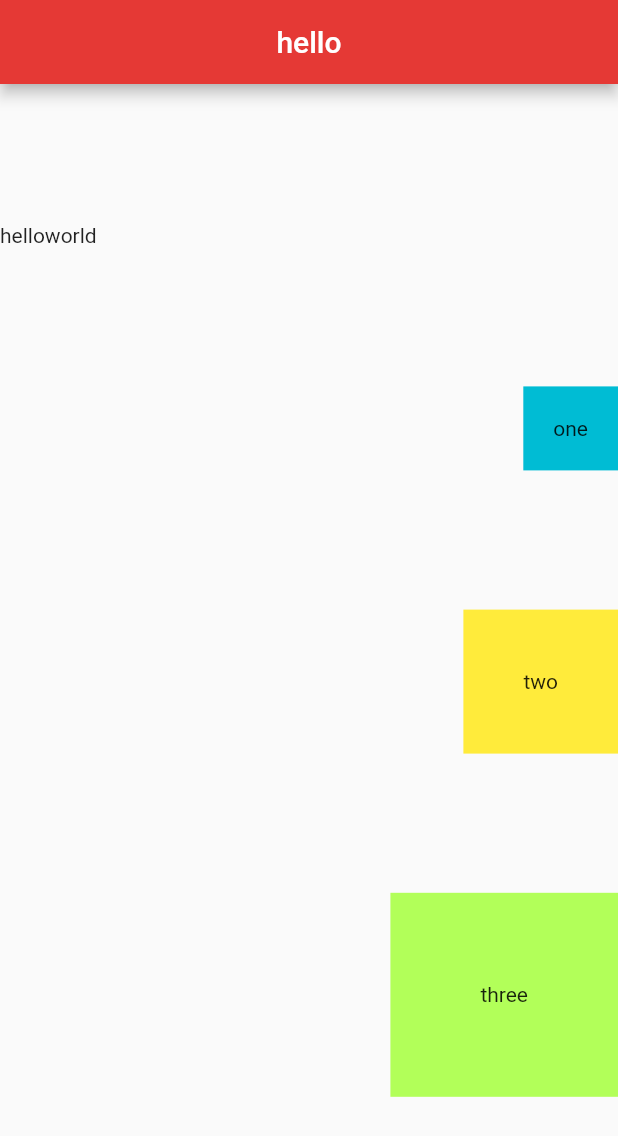
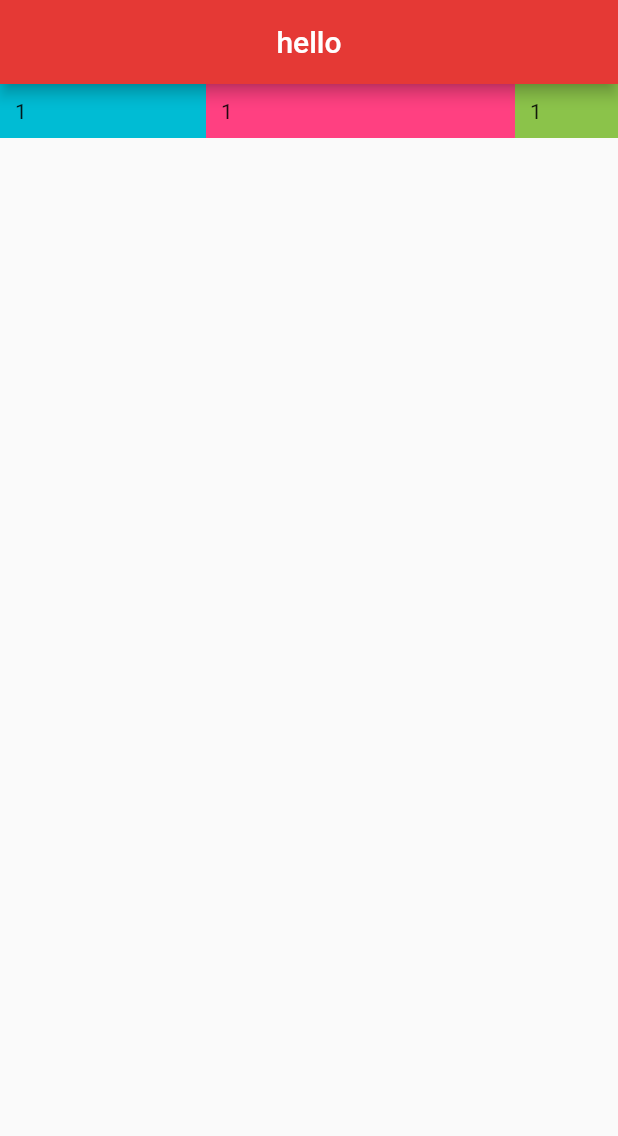
Before and after one commit to shakhawat-khan/flutter_demo, a Flutter app: the screen it shows after launch, on a phone screen of 412 x 824 dp. Shown: the top 1136 px of the screen. Run offline on Flutter 3.47's test engine with Material 2 defaults, Android fonts, the phone set to English and light mode, and no system bars.

Commit message:
Expanded and flex

```diff
--- a/lib/main.dart
+++ b/lib/main.dart
@@ -16,32 +16,32 @@ class Home extends StatelessWidget {
         centerTitle: true,
         backgroundColor: Colors.red[600],
       ),
-      body: Column(
-        mainAxisAlignment: MainAxisAlignment.spaceEvenly,
-        crossAxisAlignment: CrossAxisAlignment.end,
-        children:<Widget> [
-          Row(
-            children: <Widget>[
-              Text('hello'),
-              Text('world'),
-            ],
+      body: Row(
+        children: <Widget>[
+           Expanded(
+             flex: 2,
+             child: Container(
+               padding: EdgeInsets.all(10.0),
+               color: Colors.cyan,
+               child: Text('1'),
+             ),
+           ),
+          Expanded(
+            flex: 3,
+            child: Container(
+              padding: EdgeInsets.all(10.0),
+              color: Colors.pinkAccent,
+              child: Text('1'),
+            ),
           ),
-          Container(
-            padding: EdgeInsets.all(20.0),
-            color: Colors.cyan,
-            child: Text('one'),
-          ),
-          Container(
-            padding: EdgeInsets.all(40.0),
-            color: Colors.yellow,
-            child: Text('two'),
-          ),
-          Container(
-            padding: EdgeInsets.all(60.0),
-            color: Colors.lightGreenAccent,
-            child: Text('three'),
+          Expanded(
+            flex: 1,
+            child: Container(
+              padding: EdgeInsets.all(10.0),
+              color: Colors.lightGreen,
+              child: Text('1'),
+            ),
           )
-
         ],
       )
 
```
